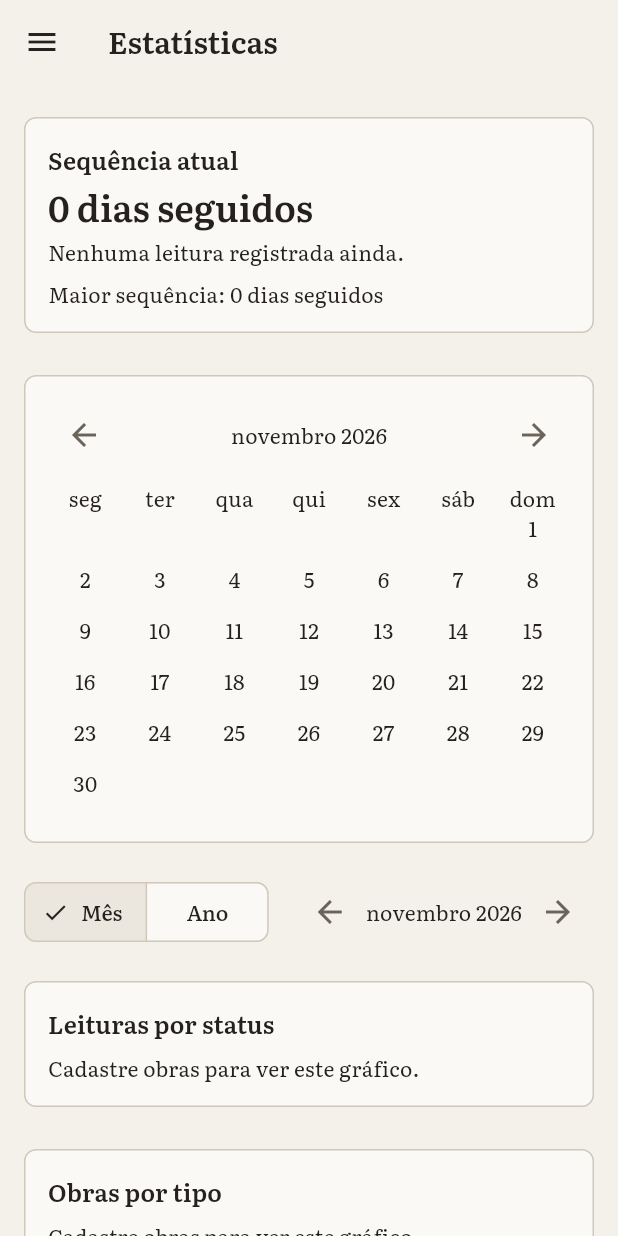
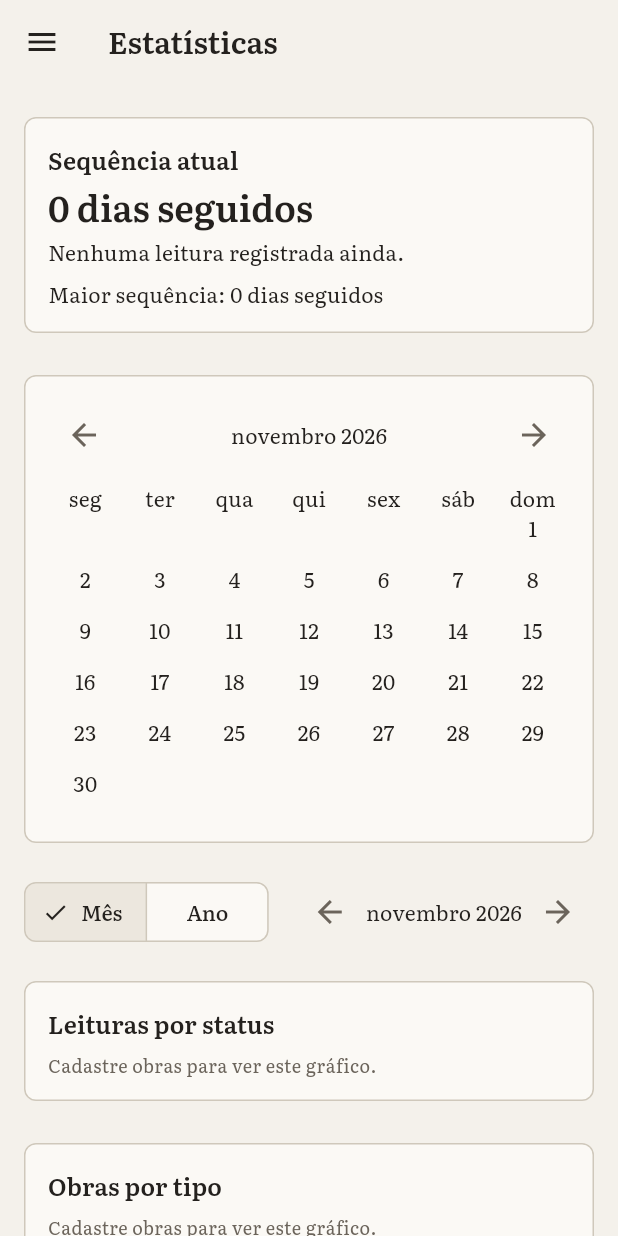
Before and after one commit to VitaoDeveloper/DiarioDeLeituras, a Flutter app: the StatsScreen screen opened by its route, on a phone screen of 412 x 824 dp. Run offline on Flutter 3.47's test engine with Material 3 defaults, Android fonts, the phone set to English and light mode, and no system bars; our stand-ins replace drift, drift_flutter, file_picker, fl_chart, flutter_riverpod, go_router and 1 more; accounts and stored records are empty; generated files the repository leaves out were written again.

Commit message:
Patch 1.1.1: melhora legibilidade dos graficos de estatisticas

```diff
--- a/lib/core/formatters.dart
+++ b/lib/core/formatters.dart
@@ -4,7 +4,8 @@ import 'package:intl/intl.dart';
 
 const Locale appLocale = Locale('pt', 'BR');
 
-Future<void> initializeFormatting() => initializeDateFormatting(appLocale.toString());
+Future<void> initializeFormatting() =>
+    initializeDateFormatting(appLocale.toString());
 
 String formatDate(DateTime value) =>
     DateFormat('dd/MM/yyyy', appLocale.toString()).format(value);
@@ -15,6 +16,15 @@ String formatMonthYear(DateTime value) =>
 String formatMonthShort(int month) =>
     DateFormat.MMM(appLocale.toString()).format(DateTime(2020, month));
 
+String formatInteger(double value) =>
+    NumberFormat('#,##0', appLocale.toString()).format(value.round());
+
+/// Rótulo curto de dia usado nos tooltips dos gráficos mensais.
+String formatDayMonth(int day, DateTime reference) => DateFormat(
+  "d 'de' MMM",
+  appLocale.toString(),
+).format(DateTime(reference.year, reference.month, day)).replaceAll('.', '');
+
 String formatDateTime(DateTime value) =>
     DateFormat('dd/MM/yyyy HH:mm', appLocale.toString()).format(value);
 
--- a/lib/core/strings.dart
+++ b/lib/core/strings.dart
@@ -16,10 +16,10 @@ abstract final class AppStrings {
   static const String importSuccess = 'Dados importados.';
   static const String exportError = 'Não foi possível exportar os dados.';
   static const String importError = 'Não foi possível importar os dados.';
-  static const String invalidJson = 'Arquivo inválido: não é um JSON de backup.';
+  static const String invalidJson =
+      'Arquivo inválido: não é um JSON de backup.';
   static const String invalidBackup = 'Arquivo de backup inválido.';
-  static const String unsupportedVersion =
-      'Versão de backup não suportada.';
+  static const String unsupportedVersion = 'Versão de backup não suportada.';
   static const String noteSingular = 'fichamento';
   static const String notePlural = 'fichamentos';
   static const String analysisSingular = 'análise';
@@ -31,7 +31,12 @@ abstract final class AppStrings {
   static String analysisCountLabel(int count) =>
       '$count ${count == 1 ? analysisSingular : analysisPlural}';
 
-  static String importSummary(int works, int readings, int notes, int analyses) =>
+  static String importSummary(
+    int works,
+    int readings,
+    int notes,
+    int analyses,
+  ) =>
       '${workCountLabel(works)}\n'
       '${readingCountLabel(readings)}\n'
       '${noteCountLabel(notes)}\n'
@@ -74,8 +79,22 @@ abstract final class AppStrings {
       'Registre sessões de leitura para ver este gráfico.';
   static const String emptyFinishedChart =
       'Marque uma leitura como lida para ver este gráfico.';
-  static const String emptyRatingsChart = 'Avalie leituras para ver este gráfico.';
+  static const String emptyRatingsChart =
+      'Avalie leituras para ver este gráfico.';
   static const String emptyPeriod = 'Nenhum dado neste período.';
+
+  // Resumo e tooltips dos gráficos de estatísticas.
+  static const String chartTotalLabel = 'Total';
+  static const String chartItemCountLabel = 'Itens';
+  static const String showAll = 'Ver todos';
+  static const String showLess = 'Ver menos';
+  static const String pageSingular = 'página';
+  static const String pagePlural = 'páginas';
+
+  static String chartSummary(String label, String value) => '$label: $value';
+
+  static String pageCountLabel(int count) =>
+      '$count ${count == 1 ? pageSingular : pagePlural}';
 
   static String streakLabel(int count) =>
       '$count ${count == 1 ? streakDaySingular : streakDaysPlural}';
@@ -183,7 +202,8 @@ abstract final class AppStrings {
   static const String invalidAnalysis = 'Análise não encontrada.';
   static const String searchAnalyses = 'Buscar análises';
   static const String analysisBody = 'Texto';
-  static const String autoSaveHint = 'As alterações são salvas ao sair da tela.';
+  static const String autoSaveHint =
+      'As alterações são salvas ao sair da tela.';
   static const String noAnalyses = 'Nenhuma análise cadastrada.';
   static const String noAnalysesFilter = 'Nenhuma análise com esse título.';
   static const String analysisSaved = 'Análise salva.';
--- a/lib/features/stats/stats_screen.dart
+++ b/lib/features/stats/stats_screen.dart
@@ -1,4 +1,3 @@
-import 'package:fl_chart/fl_chart.dart';
 import 'package:flutter/material.dart';
 import 'package:flutter_riverpod/flutter_riverpod.dart';
 
@@ -7,6 +6,7 @@ import '../../core/formatters.dart';
 import '../../core/strings.dart';
 import '../works/readings_providers.dart';
 import '../works/works_providers.dart';
+import 'stats_chart.dart';
 import 'stats_providers.dart';
 
 class StatsScreen extends ConsumerStatefulWidget {
@@ -38,111 +38,60 @@ class _StatsScreenState extends ConsumerState<StatsScreen> {
     });
   }
 
-  Widget _barChart(List<StatsDatum> data) {
-    final color = Theme.of(context).colorScheme.primary;
-    final maxValue = data.fold<double>(
-      0,
-      (max, item) => item.value > max ? item.value : max,
-    );
-    final labelInterval = data.length > 12 ? (data.length / 8).ceil() : 1;
-
-    return SizedBox(
-      height: 200,
-      child: BarChart(
-        BarChartData(
-          alignment: BarChartAlignment.spaceAround,
-          maxY: maxValue == 0 ? 1 : maxValue * 1.2,
-          borderData: FlBorderData(show: false),
-          gridData: const FlGridData(show: false),
-          titlesData: FlTitlesData(
-            leftTitles: AxisTitles(
-              sideTitles: SideTitles(
-                showTitles: true,
-                reservedSize: 32,
-                getTitlesWidget: (value, meta) => Text(
-                  value.toStringAsFixed(0),
-                  style: const TextStyle(fontSize: 10),
+  Widget _chartCard(
+    String title,
+    List<StatsDatum> data,
+    String? emptyMessage, {
+    required StatsValueKind kind,
+    StatsXAxisMode mode = StatsXAxisMode.categories,
+    bool horizontal = false,
+    int maxInitialItems = 8,
+    double height = 220,
+    String Function(StatsDatum item, int index)? tooltipLabelBuilder,
+  }) {
+    final theme = Theme.of(context);
+    return Card(
+      child: Padding(
+        padding: const EdgeInsets.all(16),
+        child: Column(
+          crossAxisAlignment: CrossAxisAlignment.stretch,
+          children: [
+            Text(title, style: theme.textTheme.titleMedium),
+            const SizedBox(height: 2),
+            if (emptyMessage != null) ...[
+              const SizedBox(height: 6),
+              Text(emptyMessage, style: theme.textTheme.bodySmall),
+            ] else ...[
+              const SizedBox(height: 6),
+              Text(
+                statsSummaryText(kind, data),
+                style: theme.textTheme.bodySmall,
               ),
-              ),
-            ),
-            bottomTitles: AxisTitles(
-              sideTitles: SideTitles(
-                showTitles: true,
-                reservedSize: 32,
-                interval: labelInterval.toDouble(),
-                getTitlesWidget: (value, meta) {
-                  final index = value.toInt();
-                  if (index < 0 || index >= data.length) {
-                    return const SizedBox.shrink();
-                  }
-                  final label = data[index].label;
-                  final shortLabel = label.length > 8
-                      ? '${label.substring(0, 8)}…'
-                      : label;
-                  return SideTitleWidget(
-                    meta: meta,
-                    child: Text(shortLabel, style: const TextStyle(fontSize: 10)),
-                  );
-                },
-              ),
-            ),
-            topTitles: const AxisTitles(
-              sideTitles: SideTitles(showTitles: false),
-            ),
-            rightTitles: const AxisTitles(
-              sideTitles: SideTitles(showTitles: false),
-            ),
-          ),
-          barGroups: [
-            for (var index = 0; index < data.length; index++)
-              BarChartGroupData(
-                x: index,
-                barRods: [
-                  BarChartRodData(
-                    toY: data[index].value,
-                    color: color,
-                    width: 12,
+              const SizedBox(height: 8),
+              StatsBarChart(
+                data: data,
+                kind: kind,
+                mode: mode,
+                horizontal: horizontal,
+                maxInitialItems: maxInitialItems,
+                height: height,
+                tooltipLabelBuilder: tooltipLabelBuilder,
               ),
             ],
-              ),
           ],
         ),
       ),
     );
   }
 
-  Widget _chartCard(
-    String title,
-    List<StatsDatum> data,
-    String? emptyMessage, {
-    bool showDetail = false,
-  }) {
-    return Card(
-      child: Padding(
-        padding: const EdgeInsets.all(16),
-        child: Column(
-          crossAxisAlignment: CrossAxisAlignment.stretch,
-          children: [
-            Text(title, style: Theme.of(context).textTheme.titleMedium),
-            const SizedBox(height: 8),
-            if (emptyMessage != null)
-              Text(emptyMessage)
-            else ...[
-              _barChart(data),
-              if (showDetail) ...[
-                const SizedBox(height: 8),
-                for (final item in data)
-                  Text(
-                    '${item.label}: ${formatRating(item.value)} '
-                    '(${item.detail ?? ''})',
-                  ),
-              ],
-            ],
-          ],
-        ),
-      ),
-    );
-  }
+  StatsXAxisMode get _periodAxisMode => _period == StatsPeriod.month
+      ? StatsXAxisMode.days
+      : StatsXAxisMode.months;
+
+  String Function(StatsDatum item, int index)? get _periodTooltipLabel =>
+      _period == StatsPeriod.month
+      ? (item, index) => formatDayMonth(index + 1, _reference)
+      : null;
 
   Widget _streakCard(StreakInfo streak) {
     return Card(
@@ -189,7 +138,9 @@ class _StatsScreenState extends ConsumerState<StatsScreen> {
   }
 
   Widget _dayCell(int day, Set<int> readDays) {
-    final key = dayKey(DateTime(_calendarMonth.year, _calendarMonth.month, day));
+    final key = dayKey(
+      DateTime(_calendarMonth.year, _calendarMonth.month, day),
+    );
     final read = readDays.contains(key);
     return Column(
       mainAxisSize: MainAxisSize.min,
@@ -209,11 +160,8 @@ class _StatsScreenState extends ConsumerState<StatsScreen> {
       _calendarMonth.month + 1,
       0,
     ).day;
-    final leading = DateTime(
-      _calendarMonth.year,
-      _calendarMonth.month,
-      1,
-    ).weekday - 1;
+    final leading =
+        DateTime(_calendarMonth.year, _calendarMonth.month, 1).weekday - 1;
     final cells = <int?>[
       for (var index = 0; index < leading; index++) null,
       for (var day = 1; day <= daysInMonth; day++) day,
@@ -232,7 +180,8 @@ class _StatsScreenState extends ConsumerState<StatsScreen> {
           children: [
             for (var offset = 0; offset < 7; offset++) ...[
               Center(
-                child: index + offset < cells.length &&
+                child:
+                    index + offset < cells.length &&
                         cells[index + offset] != null
                     ? _dayCell(cells[index + offset]!, readDays)
                     : const SizedBox.shrink(),
@@ -257,9 +206,7 @@ class _StatsScreenState extends ConsumerState<StatsScreen> {
                   tooltip: AppStrings.previousPeriod,
                 ),
                 Expanded(
-                  child: Center(
-                    child: Text(formatMonthYear(_calendarMonth)),
-                  ),
+                  child: Center(child: Text(formatMonthYear(_calendarMonth))),
                 ),
                 IconButton(
                   onPressed: () => _shiftCalendar(1),
@@ -383,18 +330,23 @@ class _StatsScreenState extends ConsumerState<StatsScreen> {
                   : summary.hasWorks
                   ? AppStrings.emptyReadingsChart
                   : AppStrings.emptyWorksChart,
+              kind: StatsValueKind.readings,
             ),
             const SizedBox(height: 16),
             _chartCard(
               AppStrings.typeChart,
               summary.typeCounts,
               summary.hasWorks ? null : AppStrings.emptyWorksChart,
+              kind: StatsValueKind.works,
             ),
             const SizedBox(height: 16),
             _chartCard(
               AppStrings.genreChart,
               summary.genreCounts,
               summary.hasWorks ? null : AppStrings.emptyWorksChart,
+              kind: StatsValueKind.works,
+              horizontal: true,
+              height: 300,
             ),
             const SizedBox(height: 16),
             _chartCard(
@@ -405,6 +357,9 @@ class _StatsScreenState extends ConsumerState<StatsScreen> {
                   : summary.hasPagesInPeriod
                   ? null
                   : AppStrings.emptyPeriod,
+              kind: StatsValueKind.pages,
+              mode: _periodAxisMode,
+              tooltipLabelBuilder: _periodTooltipLabel,
             ),
             const SizedBox(height: 16),
             _chartCard(
@@ -415,20 +370,29 @@ class _StatsScreenState extends ConsumerState<StatsScreen> {
                   : summary.hasCompletedInPeriod
                   ? null
                   : AppStrings.emptyPeriod,
+              kind: StatsValueKind.readings,
+              mode: _periodAxisMode,
+              tooltipLabelBuilder: _periodTooltipLabel,
             ),
             const SizedBox(height: 16),
             _chartCard(
               AppStrings.ratingByGenre,
               summary.ratingByGenre,
               summary.hasRatings ? null : AppStrings.emptyRatingsChart,
-              showDetail: true,
+              kind: StatsValueKind.ratings,
+              horizontal: true,
+              maxInitialItems: 6,
+              height: 280,
             ),
             const SizedBox(height: 16),
             _chartCard(
               AppStrings.ratingByAuthor,
               summary.ratingByAuthor,
               summary.hasRatings ? null : AppStrings.emptyRatingsChart,
-              showDetail: true,
+              kind: StatsValueKind.ratings,
+              horizontal: true,
+              maxInitialItems: 6,
+              height: 280,
             ),
           ],
         ),
--- a/pubspec.yaml
+++ b/pubspec.yaml
@@ -1,7 +1,7 @@
 name: reading_management
 description: "A new Flutter project."
 publish_to: 'none'
-version: 0.1.0+1
+version: 1.1.1+2
 
 environment:
   sdk: ^3.12.2
```
Also changed, not shown: lib/features/stats/stats_chart.dart (added, +382 -0 lines), pubspec.lock, 2 other files. Lines whose indentation alone changed are shown as unchanged.
